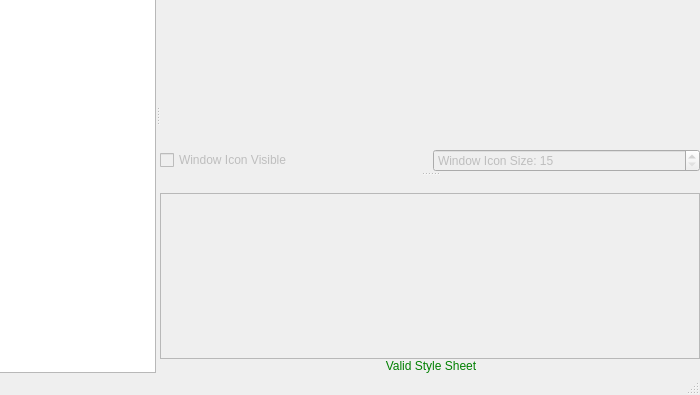
c3c/quazaa, file QuazaaSkinTool/mainwindow.ui: the form before one commit; both pictures show x 107 to 807 and y 192 to 587 of the 807 by 587 pixel window.
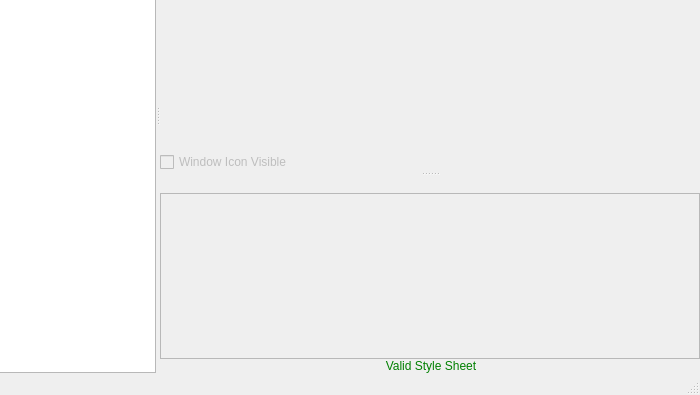
The form after the commit. The open tabs and pages were chosen to show the change. Icons and pictures are not drawn.

Commit message: Fixed icon resizing bug in QuazaaSkinTool and hopefully fixed build errors of QuazaaSkinTool under Windows.

```diff
--- a/QuazaaSkinTool/mainwindow.ui
+++ b/QuazaaSkinTool/mainwindow.ui
@@ -950,22 +950,6 @@
               </property>
              </widget>
             </item>
-            <item row="0" column="1">
-             <widget class="QSpinBox" name="spinBoxMainIconSize">
-              <property name="enabled">
-               <bool>false</bool>
-              </property>
-              <property name="prefix">
-               <string>Window Icon Size: </string>
-              </property>
-              <property name="minimum">
-               <number>15</number>
-              </property>
-              <property name="maximum">
-               <number>75</number>
-              </property>
-             </widget>
-            </item>
            </layout>
           </item>
           <item row="0" column="0" colspan="6">
```
Left out of the diff: 12 changed lines with no effect on the pictures. The commit also changes 15 other files.
